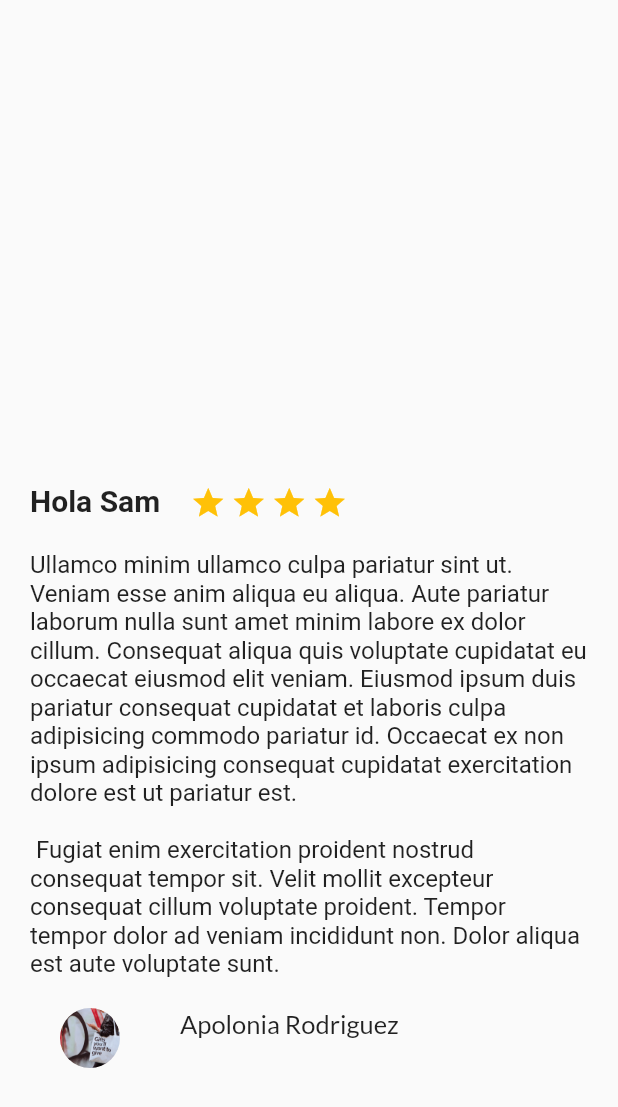
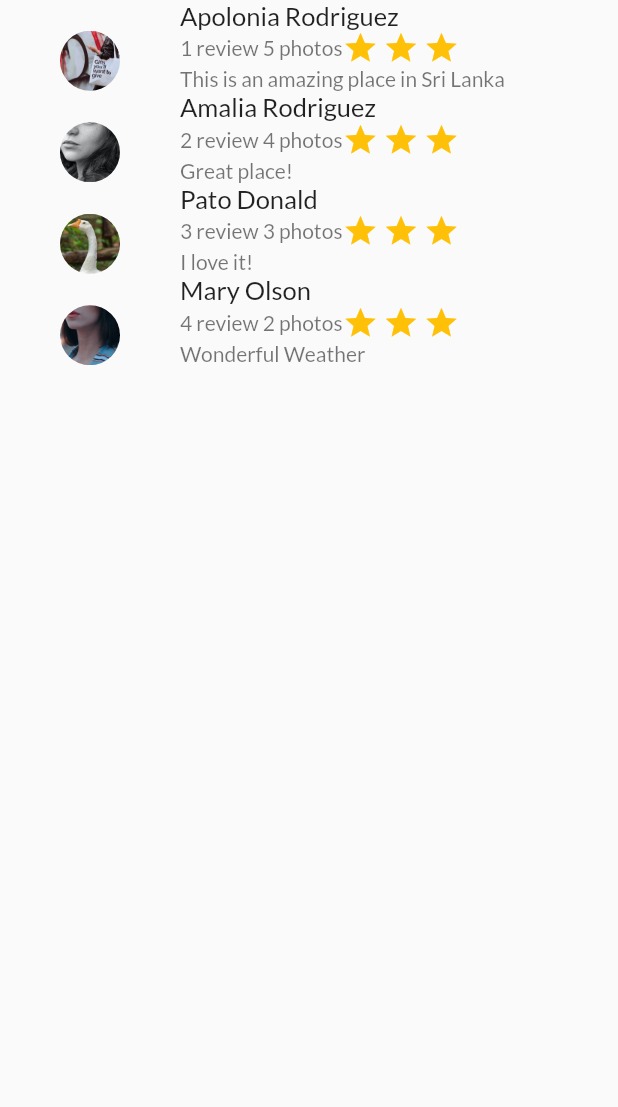
Before and after one commit to sam4ntha/travel_app5b, a Flutter app: the screen it shows after launch, on a phone screen of 412 x 824 dp. Shown: the top 1107 px of the screen. Run offline on Flutter 3.47's test engine with Material 2 defaults, Android fonts, the phone set to English and light mode, and no system bars; our stand-ins replace google_fonts; Roboto replaces fonts that are missing (Questrial).

Commit message:
Agregando lista de usuarios con otra vista

```diff
--- a/lib/main.dart
+++ b/lib/main.dart
@@ -1,5 +1,6 @@
 import 'package:flutter/material.dart';
 import 'package:travel_app5b/screens/description_place_screen.dart';
+import 'package:travel_app5b/screens/review_list.dart';
 
 void main() {
   runApp(const MainApp());
@@ -15,14 +16,16 @@ class MainApp extends StatelessWidget {
 
   @override
   Widget build(BuildContext context) {
-    return MaterialApp(
+    return const MaterialApp(
       debugShowCheckedModeBanner: false,
       home: Scaffold(
-        body: DescriptionPLaceScreen(
-          namePlace: namePlace,
-          stars: 5,
-          descriptionPlace: descriptionText,
-        ),
+        //Ctrl+k & ctrl+c para comentar rápido
+        // body: DescriptionPLaceScreen(
+        //   namePlace: namePlace,
+        //   stars: 5,
+        //   descriptionPlace: descriptionText,
+        // ),
+        body: ReviewList(),
       ),
     );
   }
--- a/lib/screens/description_place_screen.dart
+++ b/lib/screens/description_place_screen.dart
@@ -23,7 +23,7 @@ class DescriptionPLaceScreen extends StatelessWidget {
     //Cada imagen que se quira usar, se dee agregar en el archivo pubspec.yaml
 
     final star = Container(
-      margin: const EdgeInsets.only(top: 323.0, right: 3.0),
+      margin: const EdgeInsets.only(top: 300.0, right: 3.0),
       child: const Icon(
         Icons.star,
         color: Colors.amber,
@@ -49,7 +49,7 @@ class DescriptionPLaceScreen extends StatelessWidget {
       children: [
         Container(
           margin: const EdgeInsets.only(
-            top: 320.0,
+            top: 300.0,
             left: 20.0,
             right: 20.0,
           ),
@@ -69,7 +69,6 @@ class DescriptionPLaceScreen extends StatelessWidget {
       children: [
         titleAndStarts,
         description,
-        const Review(),
       ],
     );
   }
--- a/lib/screens/review.dart
+++ b/lib/screens/review.dart
@@ -5,22 +5,36 @@ import 'package:google_fonts/google_fonts.dart'; //importM para importar el paqu
 //stless para detectar Stateless widget
 //stful Stateful widget
 class Review extends StatelessWidget {
-  final String pathImage = 'assets/img/profile1.jpg';
-  final String user = 'Apolonia Rodriguez';
-  final String details = '1 review 5 photos';
-  final String commet = 'This is an amazing place in Sri Lanka';
+  final String pathImage;
+  final String user;
+  final String details;
+  final String comment;
 
-  const Review({super.key});
+  const Review(
+      {super.key,
+      required this.pathImage,
+      required this.user,
+      required this.details,
+      required this.comment});
 
   @override
   Widget build(BuildContext context) {
+    //Widget para dibujar una estrella con relleno
+    final star = Container(
+      margin: const EdgeInsets.only(right: 3.0),
+      child: const Icon(
+        Icons.star,
+        color: Colors.amber,
+      ),
+    );
+
     final profilePic = Container(
       margin: const EdgeInsets.only(
         top: 20.0,
-        left: 20,
+        left: 20.0,
       ),
-      width: 80,
-      height: 40,
+      width: 80.0,
+      height: 40.0,
       decoration: BoxDecoration(
         shape: BoxShape.circle,
         image: DecorationImage(fit: BoxFit.cover, image: AssetImage(pathImage)),
@@ -36,11 +50,51 @@ class Review extends StatelessWidget {
         style: GoogleFonts.lato(fontSize: 17.0),
       ),
     );
+    //WIDGET PARA LA INFORMACIÓN DEL USUARIO
+    final userInfo = Container(
+      margin: const EdgeInsets.only(
+        left: 20.0,
+      ),
+      child: Text(details,
+          textAlign: TextAlign.left,
+          style: GoogleFonts.lato(
+            fontSize: 14.0,
+            color: Colors.black54,
+          )),
+    );
+    //Widget para los comentarios del usuario
+    final userComments = Container(
+      margin: const EdgeInsets.only(
+        left: 20.0,
+      ),
+      child: Text(comment,
+          textAlign: TextAlign.left,
+          style: GoogleFonts.lato(
+            fontWeight: FontWeight.normal,
+            fontSize: 14.0,
+            color: Colors.black54,
+          )),
+    );
+
+    //Widget para mostrar userName, userInfo, userComments
+    final userDetails = Column(
+      crossAxisAlignment: CrossAxisAlignment.start,
+      children: [
+        userName,
+        Row(
+          children: [
+            userInfo,
+            star,
+            star,
+            star,
+          ],
+        ),
+        userComments
+      ],
+    );
+
     return Row(
-      children: [
-        profilePic,
-        userName,
-      ],
+      children: [profilePic, userDetails],
     );
   }
 }
--- /dev/null
+++ b/lib/screens/review_list.dart
@@ -0,0 +1,35 @@
+import 'package:flutter/material.dart';
+import 'package:travel_app5b/screens/review.dart';
+
+class ReviewList extends StatelessWidget {
+  const ReviewList({super.key});
+
+  @override
+  Widget build(BuildContext context) {
+    return const Column(
+      crossAxisAlignment: CrossAxisAlignment.start,
+      children: [
+        Review(
+            pathImage: 'assets/img/profile1.jpg',
+            user: 'Apolonia Rodriguez',
+            details: '1 review 5 photos',
+            comment: 'This is an amazing place in Sri Lanka'),
+        Review(
+            pathImage: 'assets/img/profile2.jpg',
+            user: 'Amalia Rodriguez',
+            details: '2 review 4 photos',
+            comment: 'Great place!'),
+        Review(
+            pathImage: 'assets/img/profile3.jpg',
+            user: 'Pato Donald',
+            details: '3 review 3 photos',
+            comment: 'I love it!'),
+        Review(
+            pathImage: 'assets/img/profile4.jpg',
+            user: 'Mary Olson',
+            details: '4 review 2 photos',
+            comment: 'Wonderful Weather'),
+      ],
+    );
+  }
+}
```
